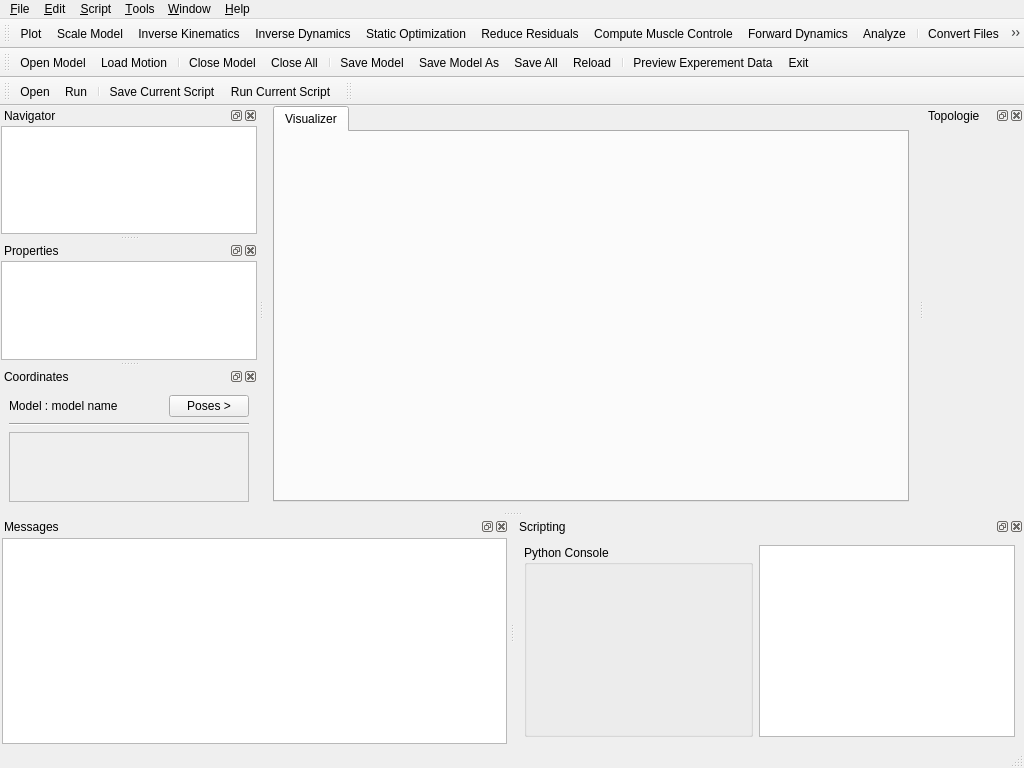
Qt form Gui/vsWidgets/vsMainWindow.ui (ia-dev/opensimQt) before a commit.
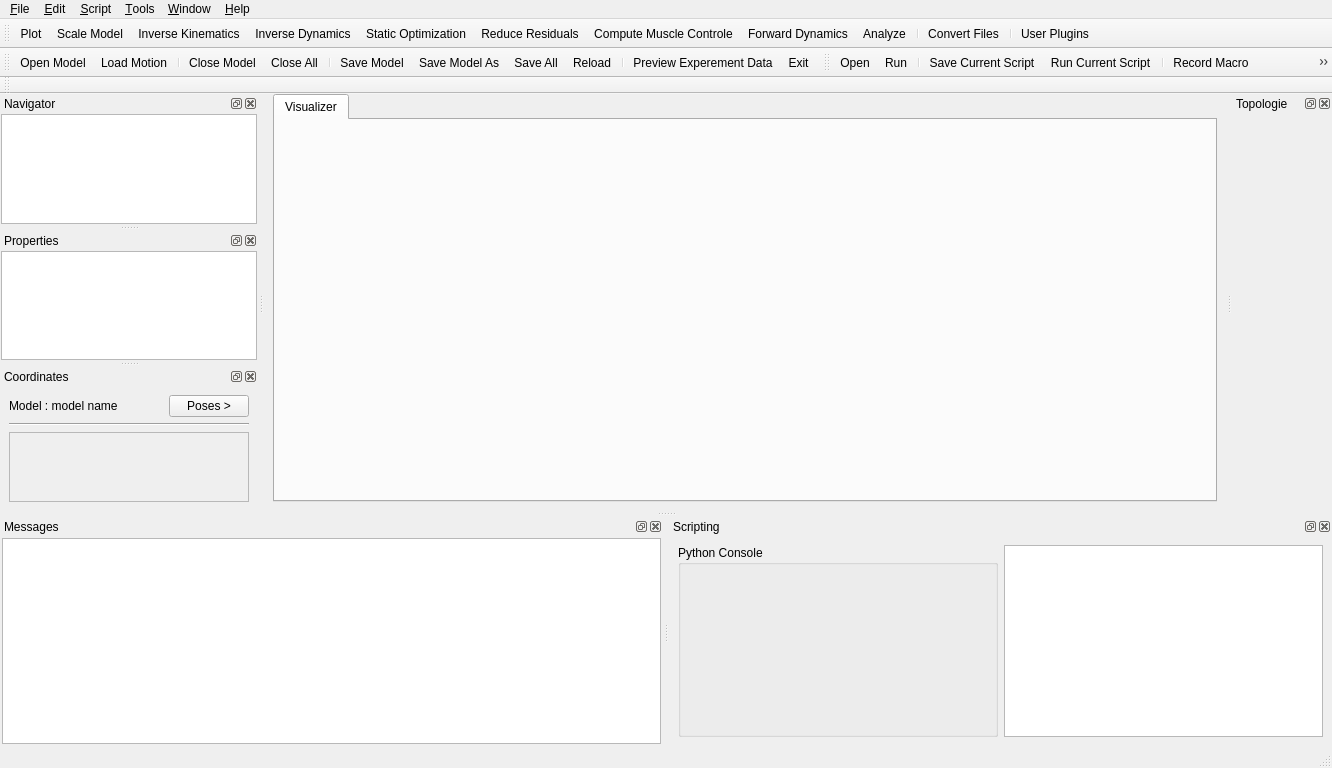
The same form after that commit. Icons and pictures are not drawn. Custom widgets are drawn as their Qt base class.

Commit message: GUI Macro Recording Implementation

What changed in the file:
```diff
--- a/Gui/vsWidgets/vsMainWindow.ui
+++ b/Gui/vsWidgets/vsMainWindow.ui
@@ -6,7 +6,7 @@
    <rect>
     <x>0</x>
     <y>0</y>
-    <width>1024</width>
+    <width>1332</width>
     <height>768</height>
    </rect>
   </property>
@@ -95,7 +95,7 @@
     <rect>
      <x>0</x>
      <y>0</y>
-     <width>1024</width>
+     <width>1332</width>
      <height>22</height>
     </rect>
    </property>
@@ -528,6 +528,12 @@
    <addaction name="actionE_xit"/>
   </widget>
   <widget class="QToolBar" name="scriptToolBar">
+   <property name="sizePolicy">
+    <sizepolicy hsizetype="Preferred" vsizetype="Preferred">
+     <horstretch>0</horstretch>
+     <verstretch>0</verstretch>
+    </sizepolicy>
+   </property>
    <property name="windowTitle">
     <string>toolBar</string>
    </property>
@@ -538,23 +544,30 @@
     <enum>TopToolBarArea</enum>
    </attribute>
    <attribute name="toolBarBreak">
-    <bool>true</bool>
+    <bool>false</bool>
    </attribute>
    <addaction name="actionOpen"/>
    <addaction name="actionRun"/>
    <addaction name="separator"/>
    <addaction name="actionSave_Current_Script"/>
    <addaction name="actionRun_Current_Script"/>
+   <addaction name="separator"/>
+   <addaction name="actionRecord_Macro"/>
+   <addaction name="actionPause_Recording"/>
+   <addaction name="actionStop_Recording"/>
   </widget>
   <widget class="QToolBar" name="simulationToolBar">
    <property name="windowTitle">
     <string>toolBar</string>
    </property>
+   <property name="toolButtonStyle">
+    <enum>Qt::ToolButtonTextUnderIcon</enum>
+   </property>
    <attribute name="toolBarArea">
     <enum>TopToolBarArea</enum>
    </attribute>
    <attribute name="toolBarBreak">
-    <bool>false</bool>
+    <bool>true</bool>
    </attribute>
   </widget>
   <widget class="QDockWidget" name="coordinatesDock">
@@ -1021,6 +1034,33 @@
     <string>import new plugin</string>
    </property>
   </action>
+  <action name="actionRecord_Macro">
+   <property name="icon">
+    <iconset resource="../resource.qrc">
+     <normaloff>:/Data/Images/DefaultIcon/MD-record.png</normaloff>:/Data/Images/DefaultIcon/MD-record.png</iconset>
+   </property>
+   <property name="text">
+    <string>Record Macro</string>
+   </property>
+  </action>
+  <action name="actionStop_Recording">
+   <property name="icon">
+    <iconset resource="../resource.qrc">
+     <normaloff>:/Data/Images/DefaultIcon/MD-stop.png</normaloff>:/Data/Images/DefaultIcon/MD-stop.png</iconset>
+   </property>
+   <property name="text">
+    <string>Stop Recording</string>
+   </property>
+  </action>
+  <action name="actionPause_Recording">
+   <property name="icon">
+    <iconset resource="../resource.qrc">
+     <normaloff>:/Data/Images/DefaultIcon/MD-pause.png</normaloff>:/Data/Images/DefaultIcon/MD-pause.png</iconset>
+   </property>
+   <property name="text">
+    <string>Pause Recording</string>
+   </property>
+  </action>
  </widget>
  <customwidgets>
   <customwidget>
```
Left out of the diff: 4 changed lines with no effect on the pictures. The commit also changes 10 other files.
